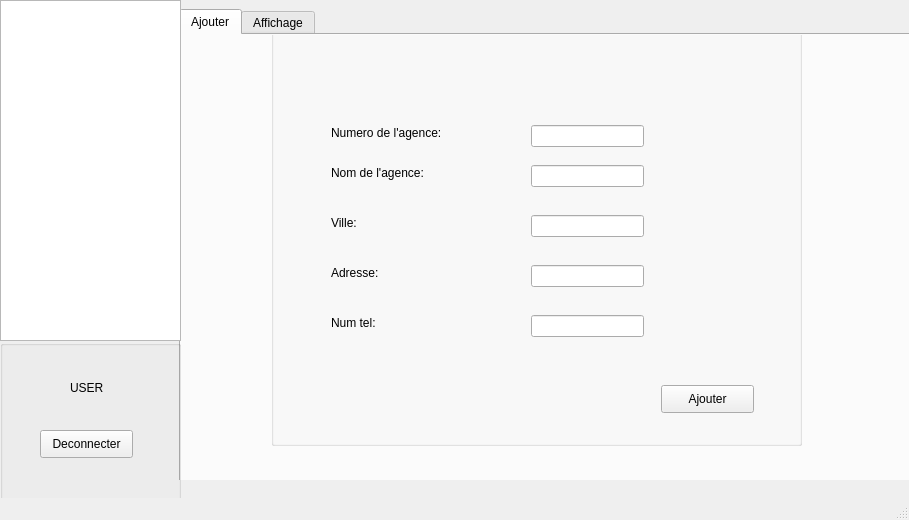
This is HomePad/newwindow.ui in amirboudidah/smart_real_estate_2a1 as Qt 5 draws it before an edit. The edited form follows.
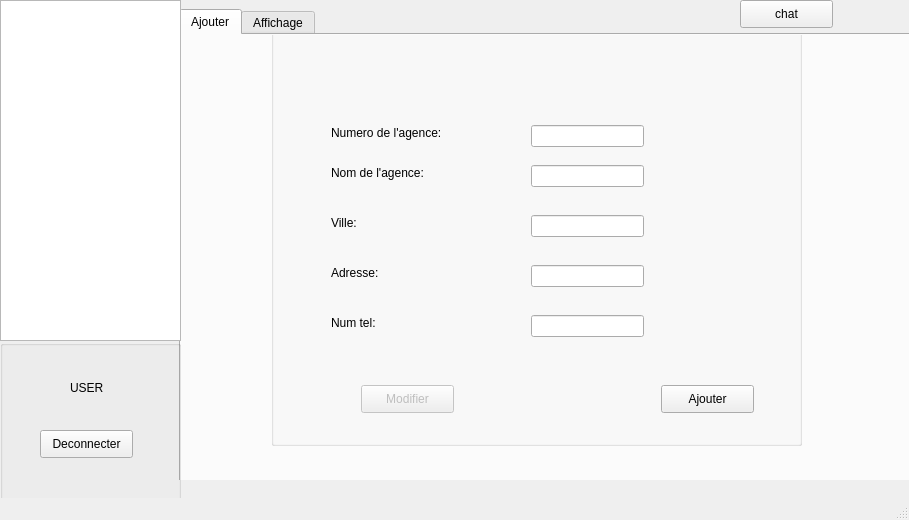
This is the edited form. The open tabs and pages were chosen to show the change. Icons and pictures are not drawn.

Diff of the .ui file:
```diff
--- a/HomePad/newwindow.ui
+++ b/HomePad/newwindow.ui
@@ -228,6 +228,22 @@
           <string>Ajouter</string>
          </property>
         </widget>
+        <widget class="QPushButton" name="pushButton_7">
+         <property name="enabled">
+          <bool>false</bool>
+         </property>
+         <property name="geometry">
+          <rect>
+           <x>90</x>
+           <y>380</y>
+           <width>93</width>
+           <height>28</height>
+          </rect>
+         </property>
+         <property name="text">
+          <string>Modifier</string>
+         </property>
+        </widget>
        </widget>
       </widget>
       <widget class="QWidget" name="tab_2">
@@ -870,6 +886,19 @@
      </property>
     </widget>
    </widget>
+   <widget class="QPushButton" name="pushButton_8">
+    <property name="geometry">
+     <rect>
+      <x>740</x>
+      <y>0</y>
+      <width>93</width>
+      <height>28</height>
+     </rect>
+    </property>
+    <property name="text">
+     <string>chat</string>
+    </property>
+   </widget>
   </widget>
   <widget class="QMenuBar" name="menubar">
    <property name="geometry">
```
Left out of the diff: 4 changed lines with no effect on the pictures.
